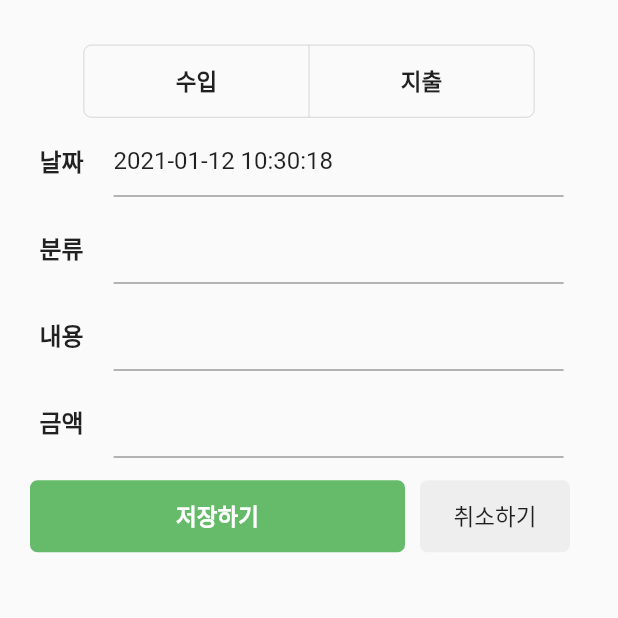
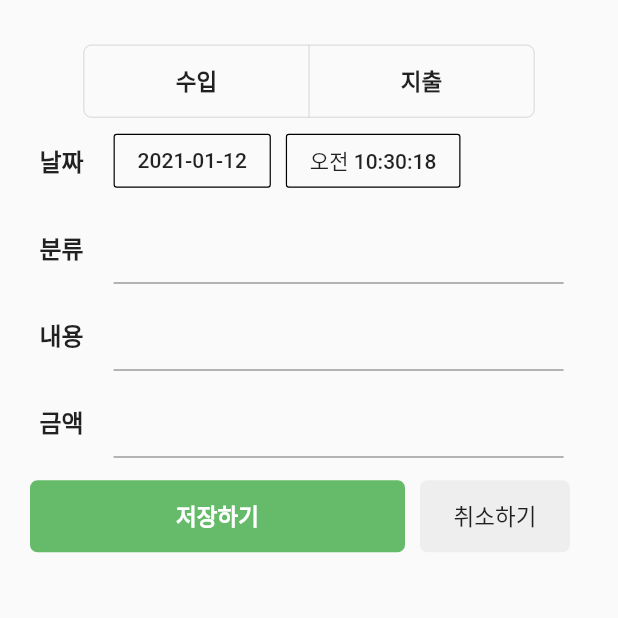
Before and after one commit to ChoboDeveloper/myledger, a Flutter app: the DialogView screen opened directly with empty values, on a phone screen of 412 x 824 dp, the top half of it. Run offline on Flutter 3.47's test engine with Material 2 defaults, Android fonts, the phone set to English and light mode, and no system bars; our stand-ins replace charts_flutter.

Commit message:
implement datepicker

```diff
--- a/lib/day_dialogview.dart
+++ b/lib/day_dialogview.dart
@@ -1,3 +1,4 @@
+import 'package:flutter/cupertino.dart';
 import 'package:flutter/material.dart';
 import 'package:flutter/services.dart';
 import 'package:myledger/day_datalist.dart';
@@ -13,6 +14,8 @@ class DialogView extends StatefulWidget {
 
 class _DialogViewState extends State<DialogView> {
   bool flag_in = false, flag_out = false;
+  DateTime _getMonth;
+  TimeOfDay _getTime;
   final _datecontroller = TextEditingController();
   final _tagcontroller = TextEditingController();
   final _subjectcontroller = TextEditingController();
@@ -77,12 +80,57 @@ class _DialogViewState extends State<DialogView> {
               Container(
                 width: 300,
                 margin: EdgeInsets.fromLTRB(20, 5, 10, 5),
-                child: TextField(
-                  controller: _datecontroller,
-                  decoration: InputDecoration(
-                    focusedBorder: UnderlineInputBorder(borderSide: BorderSide(color: Colors.black, width:2.0),),
-                    border: UnderlineInputBorder(),
-                  ),
+                child: Row(
+                  children: [
+                    OutlineButton(onPressed: () async{
+                      Future<DateTime> selectedDate = showDatePicker(
+                          context: context,
+                          initialDate: DateTime.parse(_datecontroller.text),
+                          firstDate: DateTime(2018),
+                          lastDate: DateTime(2030),
+                          builder: (BuildContext context, Widget child) {
+                            return Theme( data: ThemeData.dark(), child: child,);
+                          }
+                      );
+                      _getMonth = await selectedDate;
+                      if(_getMonth != null)
+                        _datecontroller.text = staticfunction.getdateformat(_getMonth).split(' ')[0] +
+                            ' ' + _datecontroller.text.split(' ')[1];
+                      setState(() {});
+                    }, child: Text(
+                      _datecontroller.text.split(' ')[0],
+                      style: TextStyle(color: Colors.black87),
+                    ),
+                      borderSide: BorderSide(style: BorderStyle.solid, width: 0.8),
+                    ),
+                    Container(
+                      width: 10,
+                    ),
+                    OutlineButton(onPressed: () async{
+                      Future<TimeOfDay> selectedTime = showTimePicker(
+                        context: context,
+                        initialTime: TimeOfDay.fromDateTime(DateTime.parse(_datecontroller.text)),
+                        builder: (BuildContext context, Widget child) {
+                          return Directionality(
+                            textDirection: TextDirection.rtl,
+                            child: child,
+                          );
+                        },
+                      );
+                      _getTime = await selectedTime;
+                      if(_getTime != null){
+                        _datecontroller.text = _datecontroller.text.split(' ')[0] +
+                            ' ' + _getTime.hour.toString().padLeft(2, '0') + ':' + _getTime.minute.toString().padLeft(2, '0') + ':00';
+                        setState(() {});
+                      }
+                      },
+                      child: Text(
+                        staticfunction.getTimeformat(DateTime.parse(_datecontroller.text)),
+                      style: TextStyle(color: Colors.black87),
+                    ),
+                      borderSide: BorderSide(style: BorderStyle.solid, width: 0.8),
+                    )
+                  ],
                 ),
               ),
             ],
--- a/lib/day_view.dart
+++ b/lib/day_view.dart
@@ -237,7 +237,7 @@ class _DailyState extends State<Daily_view> with TickerProviderStateMixin {
               Column(
                 crossAxisAlignment: CrossAxisAlignment.start,
                 children: <Widget>[
-                  Text(staticfunction.getdateformat(_dl.datalist[index].date),
+                  Text(staticfunction.getdateformat_withtime(_dl.datalist[index].date),
                       style: TextStyle(fontSize: 13.0,
                           fontWeight: FontWeight.bold,
                           color: Colors.grey)),
@@ -277,7 +277,7 @@ class _DailyState extends State<Daily_view> with TickerProviderStateMixin {
             Column(
               crossAxisAlignment: CrossAxisAlignment.start,
               children: <Widget>[
-                Text(staticfunction.getdateformat(_dl.datalist[index].date),
+                Text(staticfunction.getdateformat_withtime(_dl.datalist[index].date),
                     style: TextStyle(fontSize: 13.0,
                         fontWeight: FontWeight.bold,
                         color: Colors.grey)),
@@ -317,7 +317,7 @@ class _DailyState extends State<Daily_view> with TickerProviderStateMixin {
             Column(
               crossAxisAlignment: CrossAxisAlignment.start,
               children: <Widget>[
-                Text(staticfunction.getdateformat(_dl.datalist[index].date),
+                Text(staticfunction.getdateformat_withtime(_dl.datalist[index].date),
                     style: TextStyle(fontSize: 13.0,
                         fontWeight: FontWeight.bold,
                         color: Colors.grey)),
--- a/lib/staticfunction.dart
+++ b/lib/staticfunction.dart
@@ -30,4 +30,25 @@ class staticfunction{
     String formatted = DateFormat('yyyy-MM').format(date);
     return formatted;
   }
+
+  static String getTimeformat(DateTime date){
+    String formatted = DateFormat('hh:mm:ss').format(date);
+    if(date.hour > 12)
+      formatted = '오후 ' + formatted;
+    else
+      formatted = '오전 ' + formatted;
+    return formatted;
+  }
+
+  static String getdateformat_withtime(DateTime date){
+    String tmp;
+    String formatted;
+    if(date.hour > 12)
+      tmp = '   오후';
+    else
+      tmp = '   오전';
+
+    formatted = DateFormat('yyyy-MM-dd $tmp hh:mm:ss').format(date);
+    return formatted;
+  }
 }
```
